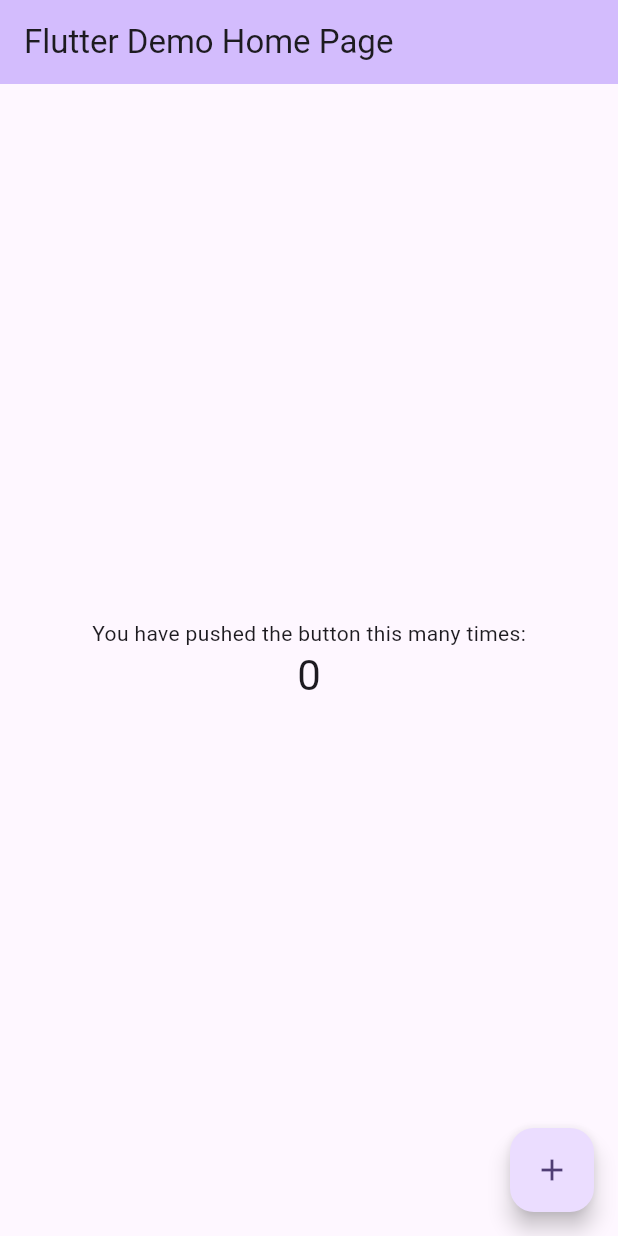
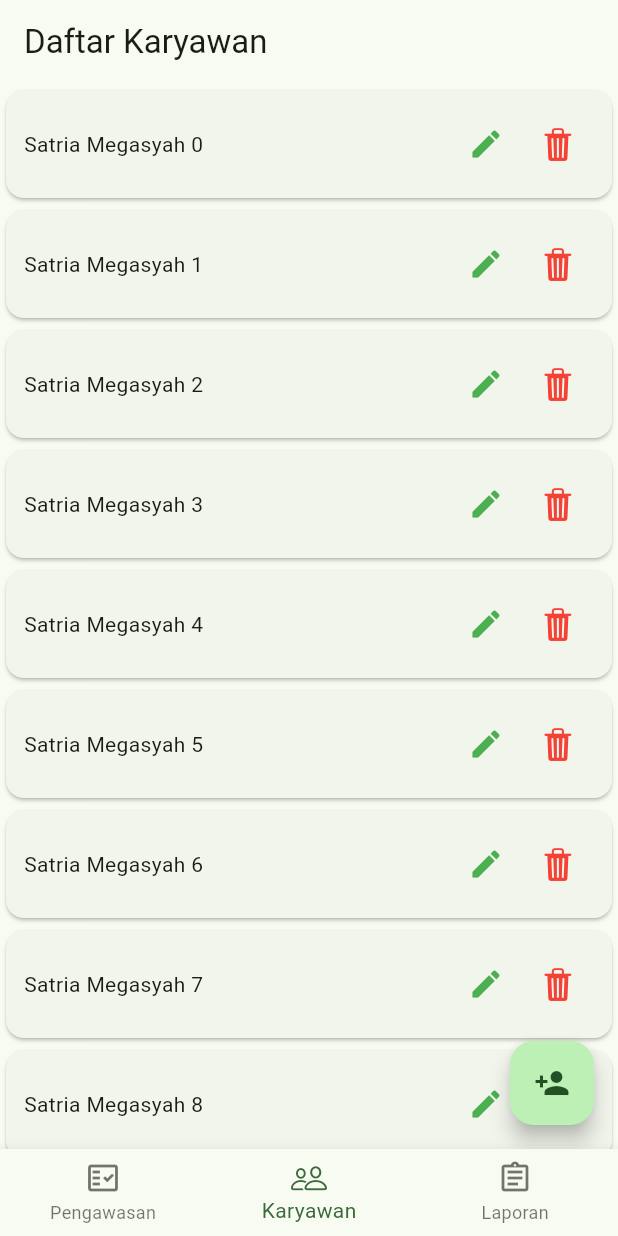
Before and after one commit to Reinvy/flutter-check-apd, a Flutter app: the screen it shows after launch, on a phone screen of 412 x 824 dp. Run offline on Flutter 3.47's test engine with Material 3 defaults, Android fonts, the phone set to English and light mode, and no system bars.

Commit message:
update progress UI

```diff
--- a/lib/main.dart
+++ b/lib/main.dart
@@ -1,3 +1,4 @@
+import 'package:check_apd/main_navigation.dart';
 import 'package:flutter/material.dart';
 
 void main() {
@@ -7,119 +8,15 @@ void main() {
 class MyApp extends StatelessWidget {
   const MyApp({super.key});
 
-  // This widget is the root of your application.
   @override
   Widget build(BuildContext context) {
     return MaterialApp(
-      title: 'Flutter Demo',
+      debugShowCheckedModeBanner: false,
       theme: ThemeData(
-        // This is the theme of your application.
-        //
-        // TRY THIS: Try running your application with "flutter run". You'll see
-        // the application has a purple toolbar. Then, without quitting the app,
-        // try changing the seedColor in the colorScheme below to Colors.green
-        // and then invoke "hot reload" (save your changes or press the "hot
-        // reload" button in a Flutter-supported IDE, or press "r" if you used
-        // the command line to start the app).
-        //
-        // Notice that the counter didn't reset back to zero; the application
-        // state is not lost during the reload. To reset the state, use hot
-        // restart instead.
-        //
-        // This works for code too, not just values: Most code changes can be
-        // tested with just a hot reload.
-        colorScheme: ColorScheme.fromSeed(seedColor: Colors.deepPurple),
+        colorScheme: ColorScheme.fromSeed(seedColor: Colors.green),
         useMaterial3: true,
       ),
-      home: const MyHomePage(title: 'Flutter Demo Home Page'),
+      home: const MainNavigation(),
     );
   }
 }
-
-class MyHomePage extends StatefulWidget {
-  const MyHomePage({super.key, required this.title});
-
-  // This widget is the home page of your application. It is stateful, meaning
-  // that it has a State object (defined below) that contains fields that affect
-  // how it looks.
-
-  // This class is the configuration for the state. It holds the values (in this
-  // case the title) provided by the parent (in this case the App widget) and
-  // used by the build method of the State. Fields in a Widget subclass are
-  // always marked "final".
-
-  final String title;
-
-  @override
-  State<MyHomePage> createState() => _MyHomePageState();
-}
-
-class _MyHomePageState extends State<MyHomePage> {
-  int _counter = 0;
-
-  void _incrementCounter() {
-    setState(() {
-      // This call to setState tells the Flutter framework that something has
-      // changed in this State, which causes it to rerun the build method below
-      // so that the display can reflect the updated values. If we changed
-      // _counter without calling setState(), then the build method would not be
-      // called again, and so nothing would appear to happen.
-      _counter++;
-    });
-  }
-
-  @override
-  Widget build(BuildContext context) {
-    // This method is rerun every time setState is called, for instance as done
-    // by the _incrementCounter method above.
-    //
-    // The Flutter framework has been optimized to make rerunning build methods
-    // fast, so that you can just rebuild anything that needs updating rather
-    // than having to individually change instances of widgets.
-    return Scaffold(
-      appBar: AppBar(
-        // TRY THIS: Try changing the color here to a specific color (to
-        // Colors.amber, perhaps?) and trigger a hot reload to see the AppBar
-        // change color while the other colors stay the same.
-        backgroundColor: Theme.of(context).colorScheme.inversePrimary,
-        // Here we take the value from the MyHomePage object that was created by
-        // the App.build method, and use it to set our appbar title.
-        title: Text(widget.title),
-      ),
-      body: Center(
-        // Center is a layout widget. It takes a single child and positions it
-        // in the middle of the parent.
-        child: Column(
-          // Column is also a layout widget. It takes a list of children and
-          // arranges them vertically. By default, it sizes itself to fit its
-          // children horizontally, and tries to be as tall as its parent.
-          //
-          // Column has various properties to control how it sizes itself and
-          // how it positions its children. Here we use mainAxisAlignment to
-          // center the children vertically; the main axis here is the vertical
-          // axis because Columns are vertical (the cross axis would be
-          // horizontal).
-          //
-          // TRY THIS: Invoke "debug painting" (choose the "Toggle Debug Paint"
-          // action in the IDE, or press "p" in the console), to see the
-          // wireframe for each widget.
-          mainAxisAlignment: MainAxisAlignment.center,
-          children: <Widget>[
-            const Text(
-              'You have pushed the button this many times:',
-            ),
-            Text(
-              '$_counter',
-              style: Theme.of(context).textTheme.headlineMedium,
-            ),
-          ],
-        ),
-      ),
-      floatingActionButton: FloatingActionButton(
-        onPressed: _incrementCounter,
-        tooltip: 'Increment',
-        child: const Icon(Icons.add),
-      ), // This trailing comma makes auto-formatting nicer for build methods.
-    );
-  }
-}
--- /dev/null
+++ b/lib/main_navigation.dart
@@ -0,0 +1,50 @@
+import 'package:check_apd/views/pengawasan_view.dart';
+import 'package:check_apd/views/karyawan_view.dart';
+import 'package:check_apd/views/laporan_view.dart';
+import 'package:flutter/cupertino.dart';
+import 'package:flutter/material.dart';
+
+class MainNavigation extends StatefulWidget {
+  const MainNavigation({super.key});
+
+  @override
+  State<MainNavigation> createState() => _MainNavigationState();
+}
+
+class _MainNavigationState extends State<MainNavigation> {
+  int i = 1;
+  List<Widget> screens = [
+    const PengawasanView(),
+    const KaryawanView(),
+    const LaporanView(),
+  ];
+  @override
+  Widget build(BuildContext context) {
+    return Scaffold(
+      body: screens[i],
+      bottomNavigationBar: BottomNavigationBar(
+        currentIndex: i,
+        items: const [
+          BottomNavigationBarItem(
+            icon: Icon(Icons.fact_check_outlined),
+            label: "Pengawasan",
+          ),
+          BottomNavigationBarItem(
+            icon: Icon(CupertinoIcons.person_2),
+            label: "Karyawan",
+          ),
+          BottomNavigationBarItem(
+            icon: Icon(Icons.assignment_outlined),
+            label: "Laporan",
+          ),
+        ],
+        onTap: (value) {
+          print(value);
+          setState(() {
+            i = value;
+          });
+        },
+      ),
+    );
+  }
+}
--- /dev/null
+++ b/lib/views/karyawan_view.dart
@@ -0,0 +1,62 @@
+import 'package:flutter/cupertino.dart';
+import 'package:flutter/material.dart';
+
+class KaryawanView extends StatelessWidget {
+  const KaryawanView({super.key});
+
+  @override
+  Widget build(BuildContext context) {
+    return Scaffold(
+      appBar: AppBar(
+        title: const Text("Daftar Karyawan"),
+      ),
+      body: SingleChildScrollView(
+        child: Column(
+          mainAxisSize: MainAxisSize.min,
+          children: [
+            ListView.builder(
+              physics: const NeverScrollableScrollPhysics(),
+              shrinkWrap: true,
+              itemCount: 10,
+              itemBuilder: (context, index) {
+                return Card(
+                  child: Padding(
+                    padding: const EdgeInsets.all(12),
+                    child: Row(
+                      children: [
+                        Expanded(
+                          child: Text("Satria Megasyah $index"),
+                        ),
+                        IconButton(
+                          onPressed: () {},
+                          icon: const Icon(
+                            Icons.edit,
+                            color: Colors.green,
+                          ),
+                        ),
+                        IconButton(
+                          onPressed: () {},
+                          icon: const Icon(
+                            CupertinoIcons.delete_solid,
+                            color: Colors.red,
+                          ),
+                        ),
+                      ],
+                    ),
+                  ),
+                );
+              },
+            ),
+            const SizedBox(
+              height: 80,
+            ),
+          ],
+        ),
+      ),
+      floatingActionButton: FloatingActionButton(
+        onPressed: () {},
+        child: const Icon(Icons.person_add),
+      ),
+    );
+  }
+}
```
Also changed, not shown: lib/views/laporan_view.dart (added, +103 -0 lines), lib/views/pengawasan_view.dart (added, +100 -0 lines).
